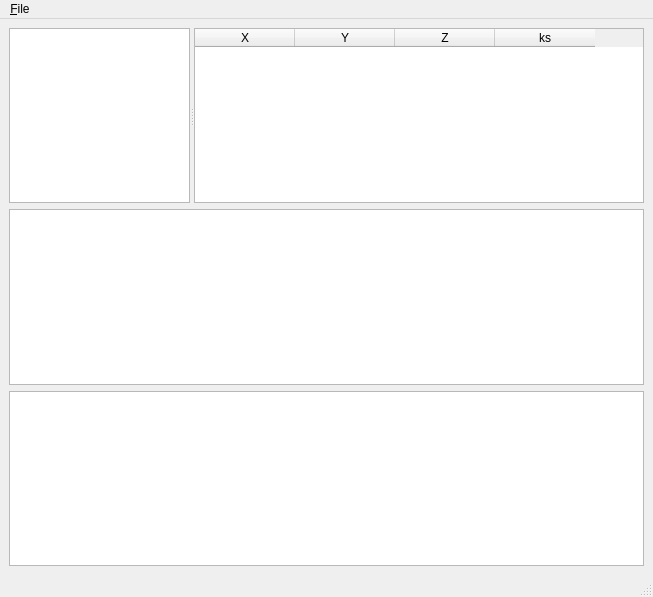
This is gui/main.ui in zarch/openriver as Qt 5 draws it before an edit. The edited form follows.
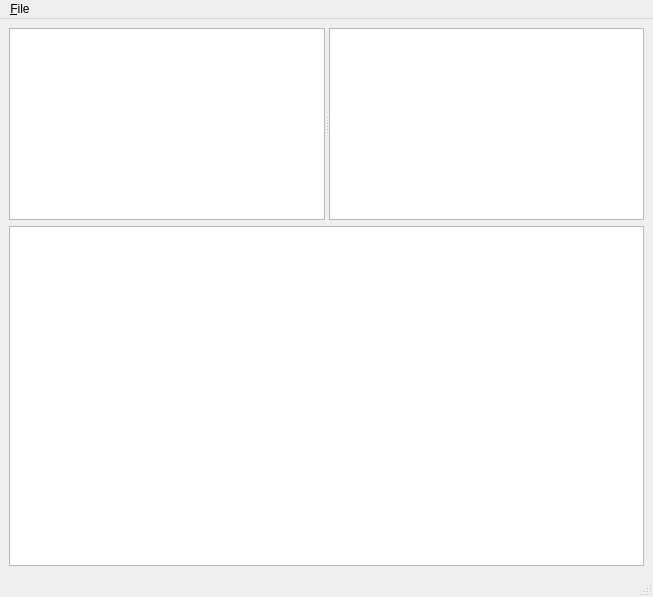
This is the edited form.

Commit message: Complete transition from QTableWidget to QTableView

Diff of the .ui file:
```diff
--- a/gui/main.ui
+++ b/gui/main.ui
@@ -21,48 +21,9 @@
        <enum>Qt::Horizontal</enum>
       </property>
       <widget class="QListWidget" name="listSections"/>
-      <widget class="QTableWidget" name="tableSectionCoord">
-       <property name="minimumSize">
-        <size>
-         <width>450</width>
-         <height>0</height>
-        </size>
-       </property>
-       <property name="alternatingRowColors">
-        <bool>true</bool>
-       </property>
-       <attribute name="horizontalHeaderCascadingSectionResizes">
-        <bool>true</bool>
-       </attribute>
-       <attribute name="horizontalHeaderCascadingSectionResizes">
-        <bool>true</bool>
-       </attribute>
-       <column>
-        <property name="text">
-         <string>X</string>
-        </property>
-       </column>
-       <column>
-        <property name="text">
-         <string>Y</string>
-        </property>
-       </column>
-       <column>
-        <property name="text">
-         <string>Z</string>
-        </property>
-       </column>
-       <column>
-        <property name="text">
-         <string>ks</string>
-        </property>
-       </column>
-      </widget>
+      <widget class="QTableView" name="tableSectionCoord"/>
      </widget>
     </item>
-    <item>
-     <widget class="QTableView" name="tableSectionCoordView"/>
-    </item>
     <item>
      <widget class="QGraphicsView" name="sectionGraphics"/>
     </item>
```
The commit also changes 2 other files.
